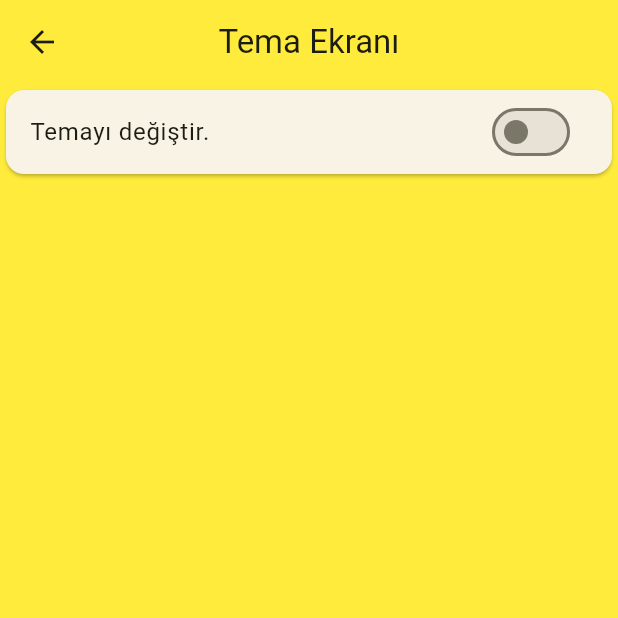
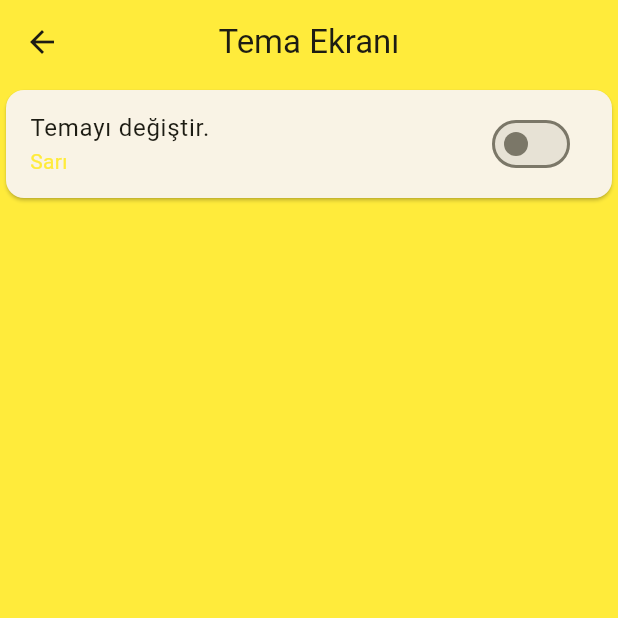
Before and after one commit to 0Suphan0/get_it_done, a Flutter app: the screen it shows after launch, after a tap on the "settings" icon, on a phone screen of 412 x 824 dp, the top half of it. Run offline on Flutter 3.47's test engine with Material 2 defaults, Android fonts, the phone set to English and light mode, and no system bars.

Commit message:
ThemeData çekmek icin multiprovider kullanıldı bir bug var çözülecek.(buton calısmyıor)..

```diff
--- a/lib/main.dart
+++ b/lib/main.dart
@@ -1,15 +1,17 @@
 import 'package:flutter/material.dart';
+import 'package:get_it_done/models/color_theme_data.dart';
 import 'package:get_it_done/screens/home_page.dart';
 import 'package:provider/provider.dart';
 
 import 'models/item_datas.dart';
 
 void main() {
-  runApp(ChangeNotifierProvider<ItemData>(
-      create: (BuildContext context) {
-        return ItemData();
-      },
-      child: const MyApp()));
+  runApp(MultiProvider(providers: [
+    ChangeNotifierProvider<ItemData>(
+        create: (BuildContext context) => ItemData()),
+    ChangeNotifierProvider<ColorThemeData>(
+        create: (BuildContext context) => ColorThemeData()),
+  ], child: const MyApp()));
 }
 
 class MyApp extends StatelessWidget {
@@ -20,24 +22,8 @@ class MyApp extends StatelessWidget {
   Widget build(BuildContext context) {
     return MaterialApp(
         title: 'Flutter Demo',
-        theme: ThemeData(
-          //Temanın genel rengi sarı-lacivert.
-          primaryColor: Colors.yellow,
-          primarySwatch: Colors.yellow,
-          scaffoldBackgroundColor: Colors.yellow,
-          appBarTheme: const AppBarTheme(color: Colors.yellow),
-          textTheme: const TextTheme(
-              headlineLarge: TextStyle(color: Colors.blueAccent),
-              titleLarge: TextStyle(color: Colors.blueAccent),
-              headlineMedium: TextStyle(color: Colors.blueAccent)),
-          colorScheme: ColorScheme.fromSeed(seedColor: Colors.yellow),
-          //action button lacivert
-          floatingActionButtonTheme: const FloatingActionButtonThemeData(
-            backgroundColor: Colors
-                .blueAccent, // FloatingActionButton rengi burada ayarlanıyor
-          ),
-          useMaterial3: true,
-        ),
+        theme: Provider.of<ColorThemeData>(context, listen: false)
+            .getSelectedThemeData,
         home: HomePage());
   }
 }
--- /dev/null
+++ b/lib/models/color_theme_data.dart
@@ -0,0 +1,66 @@
+import 'package:flutter/material.dart';
+
+class ColorThemeData with ChangeNotifier {
+  final ThemeData _yellowTheme = ThemeData(
+    //Temanın genel rengi sarı-lacivert.
+    primaryColor: Colors.yellow,
+    primarySwatch: Colors.yellow,
+    scaffoldBackgroundColor: Colors.yellow,
+    appBarTheme: const AppBarTheme(color: Colors.yellow),
+    textTheme: const TextTheme(
+        headlineLarge: TextStyle(color: Colors.blueAccent),
+        titleLarge: TextStyle(color: Colors.blueAccent),
+        headlineMedium: TextStyle(color: Colors.blueAccent)),
+    colorScheme: ColorScheme.fromSeed(seedColor: Colors.yellow),
+    //action button lacivert
+    floatingActionButtonTheme: const FloatingActionButtonThemeData(
+      backgroundColor:
+          Colors.blueAccent, // FloatingActionButton rengi burada ayarlanıyor
+    ),
+    useMaterial3: true,
+  );
+  final ThemeData _redTheme = ThemeData(
+    //Temanın genel rengi sarı-lacivert.
+    primaryColor: Colors.red,
+    primarySwatch: Colors.red,
+    scaffoldBackgroundColor: Colors.red,
+    appBarTheme: const AppBarTheme(color: Colors.red),
+    textTheme: const TextTheme(
+        headlineLarge: TextStyle(color: Colors.yellow),
+        titleLarge: TextStyle(color: Colors.yellow),
+        headlineMedium: TextStyle(color: Colors.yellow)),
+    colorScheme: ColorScheme.fromSeed(seedColor: Colors.red),
+    //action button lacivert
+    floatingActionButtonTheme: const FloatingActionButtonThemeData(
+      backgroundColor:
+          Colors.yellow, // FloatingActionButton rengi burada ayarlanıyor
+    ),
+    useMaterial3: true,
+  );
+
+  ThemeData _selectedThemeData = ThemeData(
+    //Temanın genel rengi sarı-lacivert.
+    primaryColor: Colors.yellow,
+    primarySwatch: Colors.yellow,
+    scaffoldBackgroundColor: Colors.yellow,
+    appBarTheme: const AppBarTheme(color: Colors.yellow),
+    textTheme: const TextTheme(
+        headlineLarge: TextStyle(color: Colors.blueAccent),
+        titleLarge: TextStyle(color: Colors.blueAccent),
+        headlineMedium: TextStyle(color: Colors.blueAccent)),
+    colorScheme: ColorScheme.fromSeed(seedColor: Colors.yellow),
+    //action button lacivert
+    floatingActionButtonTheme: const FloatingActionButtonThemeData(
+      backgroundColor:
+          Colors.blueAccent, // FloatingActionButton rengi burada ayarlanıyor
+    ),
+    useMaterial3: true,
+  );
+
+  void switchTheme(bool selected) {
+    _selectedThemeData = selected ? _redTheme: _yellowTheme;
+    notifyListeners();
+  }
+
+  ThemeData get getSelectedThemeData => _selectedThemeData;
+}
--- a/lib/screens/settings_page.dart
+++ b/lib/screens/settings_page.dart
@@ -1,4 +1,6 @@
 import 'package:flutter/material.dart';
+import 'package:get_it_done/models/color_theme_data.dart';
+import 'package:provider/provider.dart';
 
 class SettingsPage extends StatelessWidget {
   SettingsPage({Key? key}) : super(key: key);
@@ -6,7 +8,10 @@ class SettingsPage extends StatelessWidget {
   @override
   Widget build(BuildContext context) {
     return Scaffold(
-        appBar: AppBar(title: Text("Tema Ekranı"),centerTitle: true,),
+        appBar: AppBar(
+          title: Text("Tema Ekranı"),
+          centerTitle: true,
+        ),
         backgroundColor: Theme.of(context).scaffoldBackgroundColor,
         body: const SwitchCard());
   }
@@ -20,15 +25,26 @@ class SwitchCard extends StatefulWidget {
 }
 
 class _SwitchCardState extends State<SwitchCard> {
-  bool _value =false;
+  bool _value = false;
 
   @override
   Widget build(BuildContext context) {
+    Text yellowText = const Text(
+      "Sarı",
+      style: TextStyle(color: Colors.yellow),
+    );
+    Text redText = const Text(
+      "Kırmızı",
+      style: TextStyle(color: Colors.red),
+    );
+
     return Card(
       child: SwitchListTile(
         title: Text("Temayı değiştir."),
+        subtitle: _value ? redText : yellowText,
         value: _value,
         onChanged: (bool value) {
+          Provider.of<ColorThemeData>(context, listen: false).switchTheme(value);
           setState(() {
             _value = value;
           });
--- a/lib/widgets/item_card.dart
+++ b/lib/widgets/item_card.dart
@@ -28,7 +28,7 @@ class ItemCard extends StatelessWidget {
               style: TextStyle(
                   decoration:
                       isDone ? TextDecoration.lineThrough : TextDecoration.none,
-                  color: Colors.blueAccent,
+                  color: Colors.black,
                   fontSize: 25)),
           trailing: Checkbox(
             value: isDone,
```
